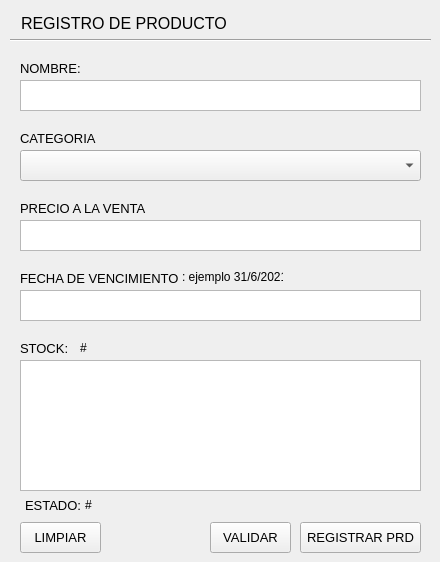
The window that Ventana_Emergente_Registro_de_Producto.ui (DiegoCC14/Proy_Com_App) describes before a commit, drawn with Qt 5.
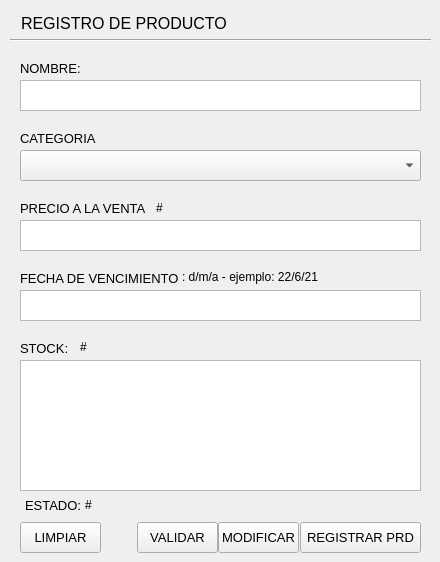
The same window after the commit.

Commit message: +Funciones SQL Multiple Insert, Funcionalidades Ingreso Producto Logica y View

The edit to the form file:
```diff
--- a/Ventana_Emergente_Registro_de_Producto.ui
+++ b/Ventana_Emergente_Registro_de_Producto.ui
@@ -160,8 +160,8 @@
    <property name="geometry">
     <rect>
      <x>80</x>
-     <y>340</y>
-     <width>71</width>
+     <y>339</y>
+     <width>331</width>
      <height>16</height>
     </rect>
    </property>
@@ -236,7 +236,7 @@
   <widget class="QPushButton" name="Button_Validar_Producto">
    <property name="geometry">
     <rect>
-     <x>210</x>
+     <x>137</x>
      <y>522</y>
      <width>81</width>
      <height>31</height>
@@ -314,7 +314,7 @@
     <rect>
      <x>85</x>
      <y>497</y>
-     <width>321</width>
+     <width>331</width>
      <height>16</height>
     </rect>
    </property>
@@ -333,12 +333,44 @@
     <rect>
      <x>182</x>
      <y>269</y>
-     <width>101</width>
+     <width>231</width>
      <height>16</height>
     </rect>
    </property>
    <property name="text">
-    <string>: ejemplo 31/6/2021</string>
+    <string>: d/m/a - ejemplo: 22/6/21 </string>
+   </property>
+  </widget>
+  <widget class="QLabel" name="Label_Precio_Venta">
+   <property name="geometry">
+    <rect>
+     <x>156</x>
+     <y>200</y>
+     <width>331</width>
+     <height>16</height>
+    </rect>
+   </property>
+   <property name="text">
+    <string>#</string>
+   </property>
+  </widget>
+  <widget class="QPushButton" name="Button_Modificar_Producto">
+   <property name="geometry">
+    <rect>
+     <x>218</x>
+     <y>522</y>
+     <width>81</width>
+     <height>31</height>
+    </rect>
+   </property>
+   <property name="font">
+    <font>
+     <family>Arial</family>
+     <pointsize>10</pointsize>
+    </font>
+   </property>
+   <property name="text">
+    <string>MODIFICAR</string>
    </property>
   </widget>
  </widget>
```
Left out of the diff: 4 changed lines with no effect on the pictures. The commit also changes 5 other files.
